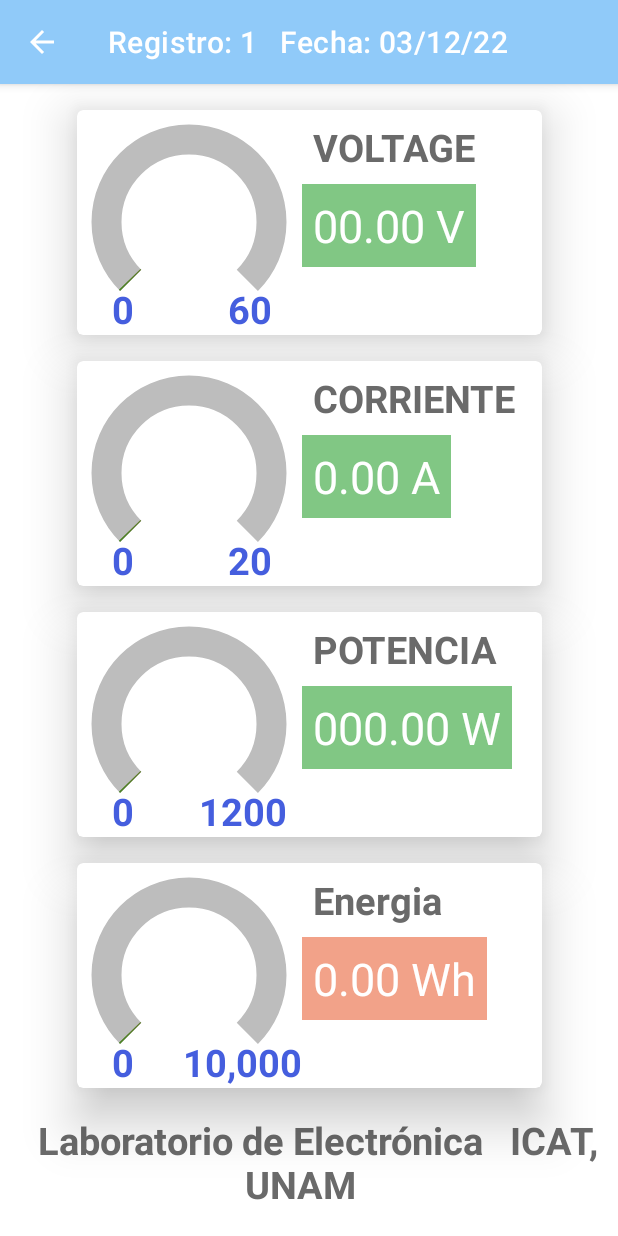
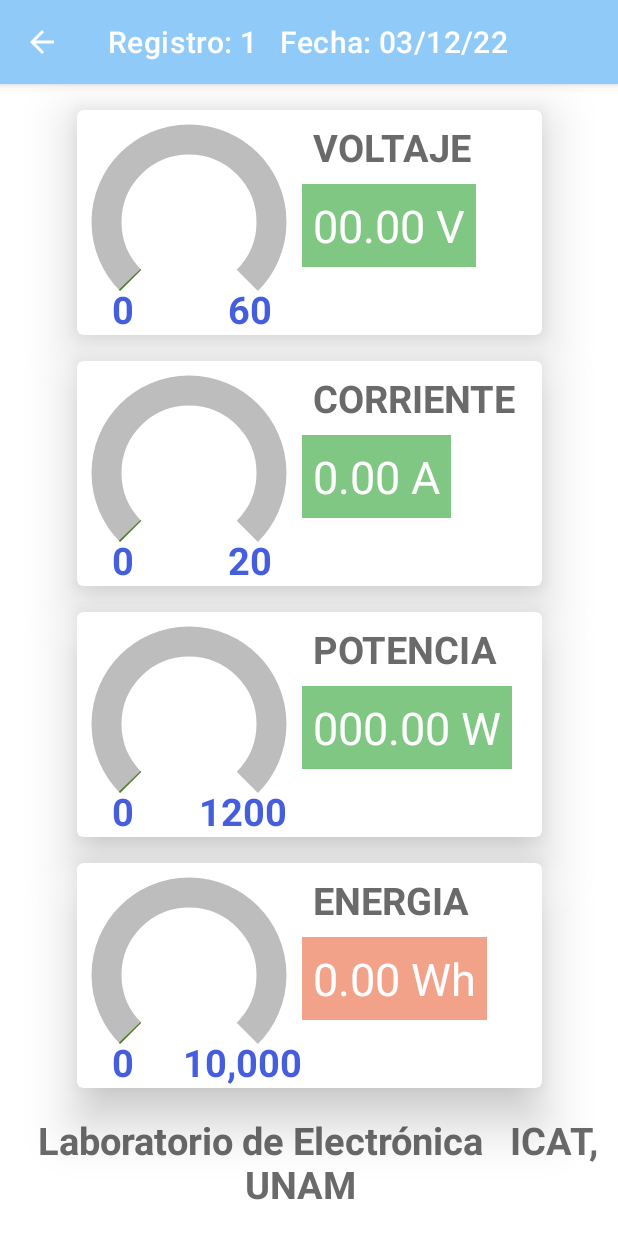
Before and after one commit to AlejandraCastillo/MedidorBluetooth, an Android app: the MessageReceiverActivity screen opened directly, with no data from a screen before it, on a phone screen of 412 x 824 dp. Run offline under Robolectric (Android 15) with nearby library versions, the phone set to English and light mode, and no system bars; 3 statements that could not run were skipped.

Commit message:
Correccion MR Layout

```diff
--- a/app/src/main/res/layout/activity_message_receiver.xml
+++ b/app/src/main/res/layout/activity_message_receiver.xml
@@ -5,18 +5,6 @@
     android:layout_width="match_parent"
     android:layout_height="match_parent"
     tools:context=".MessageReceiverActivity">
-
-    <!--    <TextView-->
-    <!--        android:id="@+id/tv_grupo"-->
-    <!--        android:layout_width="wrap_content"-->
-    <!--        android:layout_height="wrap_content"-->
-    <!--        android:padding="@dimen/padding_message_receiver"-->
-    <!--        android:text="Registro: 1"-->
-    <!--        android:textSize="@dimen/text_size_label_message_receiver"-->
-    <!--        app:layout_constraintBottom_toTopOf="@+id/voltaje_layout"-->
-    <!--        app:layout_constraintEnd_toEndOf="parent"-->
-    <!--        app:layout_constraintStart_toStartOf="parent"-->
-    <!--        app:layout_constraintTop_toTopOf="parent" />-->
 
     <com.google.android.material.card.MaterialCardView
         android:id="@+id/voltaje_layout"
@@ -85,7 +73,7 @@
                     android:layout_width="wrap_content"
                     android:layout_height="wrap_content"
                     android:padding="@dimen/padding_message_receiver"
-                    android:text="VOLTAGE"
+                    android:text="VOLTAJE"
                     android:textSize="@dimen/text_size_label_message_receiver"
                     android:textStyle="bold" />
 
@@ -345,7 +333,7 @@
                     android:layout_width="wrap_content"
                     android:layout_height="wrap_content"
                     android:padding="@dimen/padding_message_receiver"
-                    android:text="Energia"
+                    android:text="ENERGIA"
                     android:textSize="@dimen/text_size_label_message_receiver"
                     android:textStyle="bold" />
 
```
